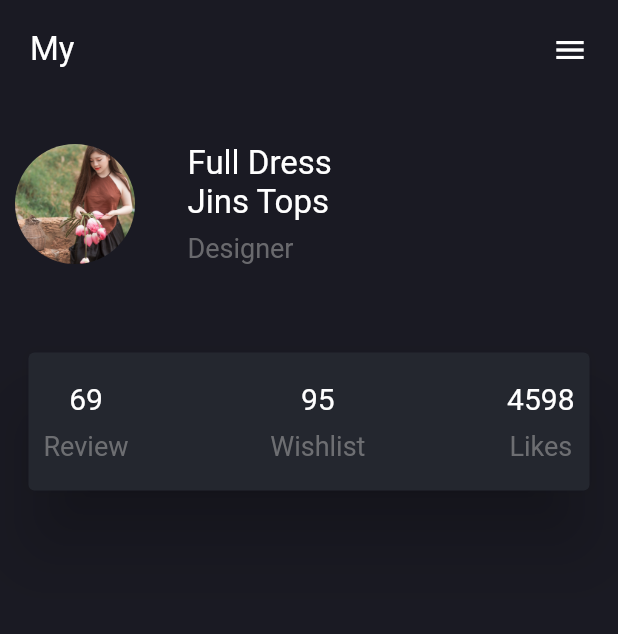
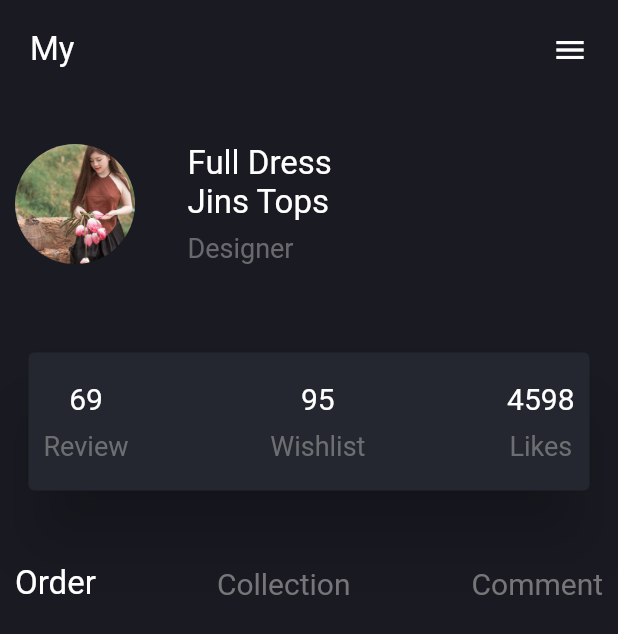
Before and after one commit to Yazdani1/Flutter-E-commerce-APP-Dark, a Flutter app: the screen it shows after launch, on a phone screen of 412 x 824 dp. Shown: the top 634 px of the screen. Run offline on Flutter 3.47's test engine with Material 2 defaults, Android fonts, the phone set to English and light mode, and no system bars.

Commit message:
Second Commit

```diff
--- a/lib/HomePage.dart
+++ b/lib/HomePage.dart
@@ -152,6 +152,29 @@ class _HomeState extends State<Home> {
             ),
           ),//second container end
 
+          new SizedBox(height: 20.0,),
+
+          new Container(
+            margin: EdgeInsets.all(10.0),
+            child: new Row(
+              mainAxisAlignment: MainAxisAlignment.spaceBetween,
+              children: <Widget>[
+
+                new Text("Order",
+                style: TextStyle(fontSize: 22.0,color: Colors.white),
+                ),
+                new Text("Collection",
+                  style: TextStyle(fontSize: 20.0,color: Colors.grey.withOpacity(0.7)),
+                ),
+                new Text("Comment",
+                  style: TextStyle(fontSize: 20,color: Colors.grey.withOpacity(0.7)),
+                ),
+
+
+              ],
+            ),
+          )
+
 
 
         ],
```
